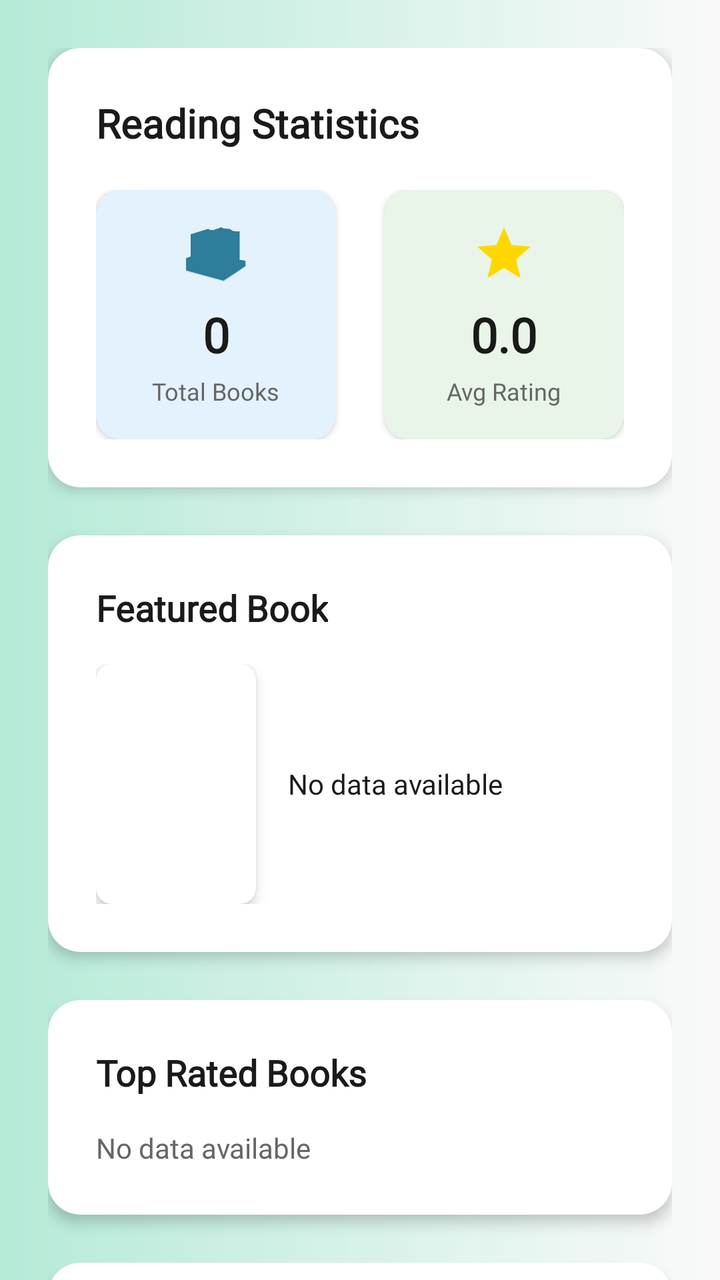
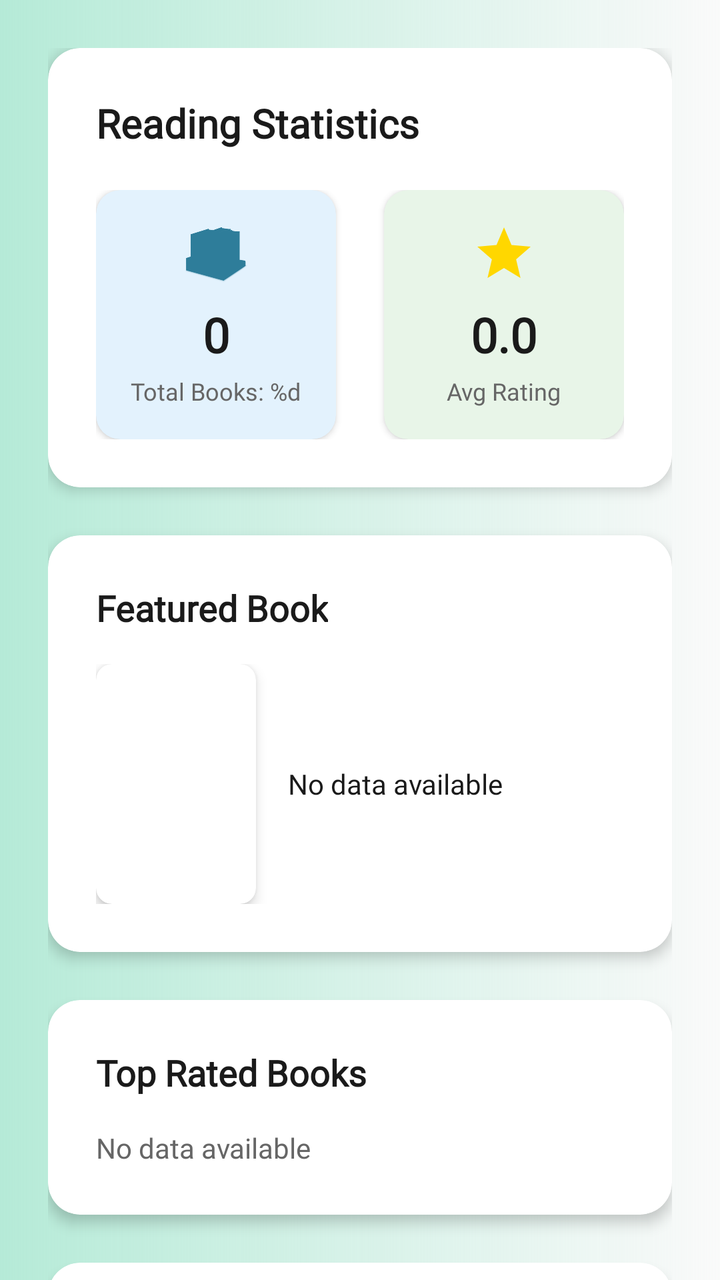

Before-and-after screenshots of an Android layout around one commit, followed by the original layout XML and the change that was made.
<!-- AndroidManifest.xml: application theme Theme.BookClub -->
<!-- res/layout/fragment_statistics.xml -->
<?xml version="1.0" encoding="utf-8"?>
<androidx.coordinatorlayout.widget.CoordinatorLayout
    xmlns:android="http://schemas.android.com/apk/res/android"
    xmlns:app="http://schemas.android.com/apk/res-auto"
    android:layout_width="match_parent"
    android:layout_height="match_parent"
    android:background="@drawable/gradient_background">

        
        <androidx.core.widget.NestedScrollView
            android:layout_width="match_parent"
            android:layout_height="match_parent"
            app:layout_behavior="@string/appbar_scrolling_view_behavior">

                <LinearLayout
                    android:layout_width="match_parent"
                    android:layout_height="wrap_content"
                    android:orientation="vertical"
                    android:padding="24dp">

                        
                        <com.google.android.material.card.MaterialCardView
                            android:layout_width="match_parent"
                            android:layout_height="wrap_content"
                            app:cardCornerRadius="16dp"
                            app:cardElevation="4dp"
                            app:cardBackgroundColor="@color/card_background"
                            android:layout_marginBottom="24dp">

                                <LinearLayout
                                    android:layout_width="match_parent"
                                    android:layout_height="wrap_content"
                                    android:orientation="vertical"
                                    android:padding="24dp">

                                        <TextView
                                            android:layout_width="wrap_content"
                                            android:layout_height="wrap_content"
                                            android:text="Reading Statistics"
                                            android:textColor="@color/text_primary"
                                            android:textSize="20sp"
                                            android:textStyle="bold"
                                            android:fontFamily="@font/roboto_bold"
                                            android:layout_marginBottom="20dp" />

                                        
                                        <LinearLayout
                                            android:layout_width="match_parent"
                                            android:layout_height="wrap_content"
                                            android:orientation="horizontal"
                                            android:weightSum="2">

                                                
                                                <com.google.android.material.card.MaterialCardView
                                                    android:layout_width="0dp"
                                                    android:layout_height="wrap_content"
                                                    android:layout_weight="1"
                                                    android:layout_marginEnd="12dp"
                                                    app:cardCornerRadius="12dp"
                                                    app:cardElevation="2dp"
                                                    app:cardBackgroundColor="@color/primary_light">

                                                        <LinearLayout
                                                            android:layout_width="match_parent"
                                                            android:layout_height="wrap_content"
                                                            android:orientation="vertical"
                                                            android:padding="16dp"
                                                            android:gravity="center">

                                                                <ImageView
                                                                    android:layout_width="32dp"
                                                                    android:layout_height="32dp"
                                                                    android:src="@drawable/book_cover"
                                                                    android:layout_marginBottom="8dp"
                                                                    app:tint="@color/primary_color" />

                                                                <TextView
                                                                    android:id="@+id/totalBooks"
                                                                    android:layout_width="wrap_content"
                                                                    android:layout_height="wrap_content"
                                                                    android:text="0"
                                                                    android:textColor="@color/text_primary"
                                                                    android:textSize="24sp"
                                                                    android:textStyle="bold"
                                                                    android:fontFamily="@font/roboto_bold"
                                                                    android:layout_marginBottom="4dp" />

                                                                <TextView
                                                                    android:layout_width="wrap_content"
                                                                    android:layout_height="wrap_content"
                                                                    android:text="Total Books"
                                                                    android:textColor="@color/text_secondary"
                                                                    android:textSize="12sp"
                                                                    android:fontFamily="@font/roboto_regular" />
                                                        </LinearLayout>
                                                </com.google.android.material.card.MaterialCardView>

                                                
                                                <com.google.android.material.card.MaterialCardView
                                                    android:layout_width="0dp"
                                                    android:layout_height="wrap_content"
                                                    android:layout_weight="1"
                                                    android:layout_marginStart="12dp"
                                                    app:cardCornerRadius="12dp"
                                                    app:cardElevation="2dp"
                                                    app:cardBackgroundColor="@color/success_light">

                                                        <LinearLayout
                                                            android:layout_width="match_parent"
                                                            android:layout_height="wrap_content"
                                                            android:orientation="vertical"
                                                            android:padding="16dp"
                                                            android:gravity="center">

                                                                <ImageView
                                                                    android:layout_width="32dp"
                                                                    android:layout_height="32dp"
                                                                    android:src="@drawable/ic_star"
                                                                    android:layout_marginBottom="8dp"
                                                                    app:tint="@color/book_gold" />

                                                                <TextView
                                                                    android:id="@+id/averageRating"
                                                                    android:layout_width="wrap_content"
                                                                    android:layout_height="wrap_content"
                                                                    android:text="0.0"
                                                                    android:textColor="@color/text_primary"
                                                                    android:textSize="24sp"
                                                                    android:textStyle="bold"
                                                                    android:fontFamily="@font/roboto_bold"
                                                                    android:layout_marginBottom="4dp" />

                                                                <TextView
                                                                    android:layout_width="wrap_content"
                                                                    android:layout_height="wrap_content"
                                                                    android:text="Avg Rating"
                                                                    android:textColor="@color/text_secondary"
                                                                    android:textSize="12sp"
                                                                    android:fontFamily="@font/roboto_regular" />
                                                        </LinearLayout>
                                                </com.google.android.material.card.MaterialCardView>
                                        </LinearLayout>
                                </LinearLayout>
                        </com.google.android.material.card.MaterialCardView>

                        
                        <com.google.android.material.card.MaterialCardView
                            android:layout_width="match_parent"
                            android:layout_height="wrap_content"
                            app:cardCornerRadius="16dp"
                            app:cardElevation="4dp"
                            app:cardBackgroundColor="@color/card_background"
                            android:layout_marginBottom="24dp">

                                <LinearLayout
                                    android:layout_width="match_parent"
                                    android:layout_height="wrap_content"
                                    android:orientation="vertical"
                                    android:padding="24dp">

                                        <TextView
                                            android:layout_width="wrap_content"
                                            android:layout_height="wrap_content"
                                            android:text="Featured Book"
                                            android:textColor="@color/text_primary"
                                            android:textSize="18sp"
                                            android:textStyle="bold"
                                            android:fontFamily="@font/roboto_bold"
                                            android:layout_marginBottom="16dp" />

                                        <LinearLayout
                                            android:layout_width="match_parent"
                                            android:layout_height="wrap_content"
                                            android:orientation="horizontal"
                                            android:gravity="center_vertical">

                                                <com.google.android.material.card.MaterialCardView
                                                    android:layout_width="80dp"
                                                    android:layout_height="120dp"
                                                    android:layout_marginEnd="16dp"
                                                    app:cardCornerRadius="8dp"
                                                    app:cardElevation="4dp">

                                                        <ImageView
                                                            android:id="@+id/bookCover"
                                                            android:layout_width="match_parent"
                                                            android:layout_height="match_parent"
                                                            android:scaleType="centerCrop"
                                                            android:src="@drawable/ic_book_placeholder"
                                                            android:contentDescription="@string/book_cover" />
                                                </com.google.android.material.card.MaterialCardView>

                                                <LinearLayout
                                                    android:layout_width="0dp"
                                                    android:layout_height="wrap_content"
                                                    android:layout_weight="1"
                                                    android:orientation="vertical">

                                                        <TextView
                                                            android:id="@+id/bookOfTheMonthInfo"
                                                            android:layout_width="wrap_content"
                                                            android:layout_height="wrap_content"
                                                            android:text="No data available"
                                                            android:textColor="@color/text_primary"
                                                            android:textSize="14sp"
                                                            android:fontFamily="@font/roboto_regular"
                                                            android:lineSpacingExtra="4dp" />
                                                </LinearLayout>
                                        </LinearLayout>
                                </LinearLayout>
                        </com.google.android.material.card.MaterialCardView>

                        
                        <com.google.android.material.card.MaterialCardView
                            android:layout_width="match_parent"
                            android:layout_height="wrap_content"
                            app:cardCornerRadius="16dp"
                            app:cardElevation="4dp"
                            app:cardBackgroundColor="@color/card_background"
                            android:layout_marginBottom="24dp">

                                <LinearLayout
                                    android:layout_width="match_parent"
                                    android:layout_height="wrap_content"
                                    android:orientation="vertical"
                                    android:padding="24dp">

                                        <TextView
                                            android:layout_width="wrap_content"
                                            android:layout_height="wrap_content"
                                            android:text="Top Rated Books"
                                            android:textColor="@color/text_primary"
                                            android:textSize="18sp"
                                            android:textStyle="bold"
                                            android:fontFamily="@font/roboto_bold"
                                            android:layout_marginBottom="16dp" />

                                        <TextView
                                            android:id="@+id/topRatedBooks"
                                            android:layout_width="wrap_content"
                                            android:layout_height="wrap_content"
                                            android:text="No data available"
                                            android:textColor="@color/text_secondary"
                                            android:textSize="14sp"
                                            android:fontFamily="@font/roboto_regular"
                                            android:lineSpacingExtra="4dp" />
                                </LinearLayout>
                        </com.google.android.material.card.MaterialCardView>

                        
                        <com.google.android.material.card.MaterialCardView
                            android:layout_width="match_parent"
                            android:layout_height="wrap_content"
                            app:cardCornerRadius="16dp"
                            app:cardElevation="4dp"
                            app:cardBackgroundColor="@color/card_background"
                            android:layout_marginBottom="32dp">

                                <LinearLayout
                                    android:layout_width="match_parent"
                                    android:layout_height="wrap_content"
                                    android:orientation="vertical"
                                    android:padding="24dp">

                                        <TextView
                                            android:layout_width="wrap_content"
                                            android:layout_height="wrap_content"
                                            android:text="Ratings Chart"
                                            android:textColor="@color/text_primary"
                                            android:textSize="18sp"
                                            android:textStyle="bold"
                                            android:fontFamily="@font/roboto_bold"
                                            android:layout_marginBottom="16dp" />

                                        <com.github.mikephil.charting.charts.BarChart
                                            android:id="@+id/barChart"
                                            android:layout_width="match_parent"
                                            android:layout_height="300dp"
                                            android:layout_marginTop="8dp" />
                                </LinearLayout>
                        </com.google.android.material.card.MaterialCardView>
                </LinearLayout>
        </androidx.core.widget.NestedScrollView>
</androidx.coordinatorlayout.widget.CoordinatorLayout>
<!-- resources referenced by this layout -->
<resources>
  <color name="book_gold">#FFD700</color>
  <color name="card_background">#FFFFFF</color>
  <color name="primary_color">#2E7D9A</color>
  <color name="primary_light">#E3F2FD</color>
  <color name="success_light">#E8F5E8</color>
  <color name="text_primary">#1A1A1A</color>
  <color name="text_secondary">#666666</color>
  <!-- drawable gradient_background (drawable) -->
  <?xml version="1.0" encoding="utf-8"?>
  <shape xmlns:android="http://schemas.android.com/apk/res/android"
      android:shape="rectangle">
  
      <gradient
          android:startColor="#B5EAD7" /> 
  </shape>
  <!-- drawable ic_book_placeholder (drawable) -->
  <?xml version="1.0" encoding="utf-8"?>
  <selector xmlns:android="http://schemas.android.com/apk/res/android">
  
  </selector>
  <string name="book_cover">Book Cover</string>
  <color name="primary_variant">#1E5F75</color>
  <color name="text_on_primary">#FFFFFF</color>
  <color name="secondary_color">#F4A261</color>
  <color name="secondary_variant">#E76F51</color>
  <color name="error_color">#F44336</color>
  <color name="surface_color">#FFFFFF</color>
  <color name="background_primary">#FAFAFA</color>
  <style name="TextAppearance.BookClub.Headline3" parent="TextAppearance.MaterialComponents.Headline3">
          <item name="fontFamily">@font/roboto_bold</item>
          <item name="android:textColor">@color/text_primary</item>
          <item name="android:textSize">48sp</item>
      </style>
  <style name="TextAppearance.BookClub.Headline4" parent="TextAppearance.MaterialComponents.Headline4">
          <item name="fontFamily">@font/roboto_bold</item>
          <item name="android:textColor">@color/text_primary</item>
          <item name="android:textSize">34sp</item>
      </style>
  <style name="TextAppearance.BookClub.Headline5" parent="TextAppearance.MaterialComponents.Headline5">
          <item name="fontFamily">@font/roboto_bold</item>
          <item name="android:textColor">@color/text_primary</item>
          <item name="android:textSize">24sp</item>
      </style>
  <style name="TextAppearance.BookClub.Headline6" parent="TextAppearance.MaterialComponents.Headline6">
          <item name="fontFamily">@font/roboto_bold</item>
          <item name="android:textColor">@color/text_primary</item>
          <item name="android:textSize">20sp</item>
      </style>
  <style name="TextAppearance.BookClub.Body1" parent="TextAppearance.MaterialComponents.Body1">
          <item name="fontFamily">@font/roboto_regular</item>
          <item name="android:textColor">@color/text_primary</item>
          <item name="android:textSize">16sp</item>
      </style>
  <style name="TextAppearance.BookClub.Body2" parent="TextAppearance.MaterialComponents.Body2">
          <item name="fontFamily">@font/roboto_regular</item>
          <item name="android:textColor">@color/text_secondary</item>
          <item name="android:textSize">14sp</item>
      </style>
  <style name="ShapeAppearance.BookClub.SmallComponent" parent="ShapeAppearance.MaterialComponents.SmallComponent">
          <item name="cornerFamily">rounded</item>
          <item name="cornerSize">8dp</item>
      </style>
  <style name="ShapeAppearance.BookClub.MediumComponent" parent="ShapeAppearance.MaterialComponents.MediumComponent">
          <item name="cornerFamily">rounded</item>
          <item name="cornerSize">12dp</item>
      </style>
  <style name="ShapeAppearance.BookClub.LargeComponent" parent="ShapeAppearance.MaterialComponents.LargeComponent">
          <item name="cornerFamily">rounded</item>
          <item name="cornerSize">16dp</item>
      </style>
  <!-- unchanged entries left out for length: 5 -->
</resources>

<!-- the commit's change to res/layout/fragment_statistics.xml (unified diff, before → after) -->
@@ -36,7 +36,7 @@
                                         <TextView
                                             android:layout_width="wrap_content"
                                             android:layout_height="wrap_content"
-                                            android:text="Reading Statistics"
+                                            android:text="@string/reading_statistics"
                                             android:textColor="@color/text_primary"
                                             android:textSize="20sp"
                                             android:textStyle="bold"
@@ -78,7 +78,7 @@
                                                                     android:id="@+id/totalBooks"
                                                                     android:layout_width="wrap_content"
                                                                     android:layout_height="wrap_content"
-                                                                    android:text="0"
+                                                                    android:text="@string/_0"
                                                                     android:textColor="@color/text_primary"
                                                                     android:textSize="24sp"
                                                                     android:textStyle="bold"
@@ -88,7 +88,7 @@
                                                                 <TextView
                                                                     android:layout_width="wrap_content"
                                                                     android:layout_height="wrap_content"
-                                                                    android:text="Total Books"
+                                                                    android:text="@string/total_books"
                                                                     android:textColor="@color/text_secondary"
                                                                     android:textSize="12sp"
                                                                     android:fontFamily="@font/roboto_regular" />
@@ -123,7 +123,7 @@
                                                                     android:id="@+id/averageRating"
                                                                     android:layout_width="wrap_content"
                                                                     android:layout_height="wrap_content"
-                                                                    android:text="0.0"
+                                                                    android:text="@string/_0_0"
                                                                     android:textColor="@color/text_primary"
                                                                     android:textSize="24sp"
                                                                     android:textStyle="bold"
@@ -133,7 +133,7 @@
                                                                 <TextView
                                                                     android:layout_width="wrap_content"
                                                                     android:layout_height="wrap_content"
-                                                                    android:text="Avg Rating"
+                                                                    android:text="@string/avg_rating"
                                                                     android:textColor="@color/text_secondary"
                                                                     android:textSize="12sp"
                                                                     android:fontFamily="@font/roboto_regular" />
@@ -161,7 +161,7 @@
                                         <TextView
                                             android:layout_width="wrap_content"
                                             android:layout_height="wrap_content"
-                                            android:text="Featured Book"
+                                            android:text="@string/featured_book"
                                             android:textColor="@color/text_primary"
                                             android:textSize="18sp"
                                             android:textStyle="bold"
@@ -200,7 +200,7 @@
                                                             android:id="@+id/bookOfTheMonthInfo"
                                                             android:layout_width="wrap_content"
                                                             android:layout_height="wrap_content"
-                                                            android:text="No data available"
+                                                            android:text="@string/no_data_available"
                                                             android:textColor="@color/text_primary"
                                                             android:textSize="14sp"
                                                             android:fontFamily="@font/roboto_regular"
@@ -228,7 +228,7 @@
                                         <TextView
                                             android:layout_width="wrap_content"
                                             android:layout_height="wrap_content"
-                                            android:text="Top Rated Books"
+                                            android:text="@string/top_rated_books"
                                             android:textColor="@color/text_primary"
                                             android:textSize="18sp"
                                             android:textStyle="bold"
@@ -239,7 +239,7 @@
                                             android:id="@+id/topRatedBooks"
                                             android:layout_width="wrap_content"
                                             android:layout_height="wrap_content"
-                                            android:text="No data available"
+                                            android:text="@string/no_data_available"
                                             android:textColor="@color/text_secondary"
                                             android:textSize="14sp"
                                             android:fontFamily="@font/roboto_regular"
@@ -265,7 +265,7 @@
                                         <TextView
                                             android:layout_width="wrap_content"
                                             android:layout_height="wrap_content"
-                                            android:text="Ratings Chart"
+                                            android:text="@string/ratings_chart"
                                             android:textColor="@color/text_primary"
                                             android:textSize="18sp"
                                             android:textStyle="bold"
<!-- resource entries referenced after the edit -->
@@ -20,7 +20,16 @@
   <selector xmlns:android="http://schemas.android.com/apk/res/android">
   
   </selector>
+  <string name="_0">0</string>
+  <string name="_0_0">0.0</string>
+  <string name="avg_rating">Avg Rating</string>
   <string name="book_cover">Book Cover</string>
+  <string name="featured_book">Featured Book</string>
+  <string name="no_data_available">No data available</string>
+  <string name="ratings_chart">Ratings Chart</string>
+  <string name="reading_statistics">Reading Statistics</string>
+  <string name="top_rated_books">Top Rated Books</string>
+  <string name="total_books">Total Books: %d</string>
   <color name="primary_variant">#1E5F75</color>
   <color name="text_on_primary">#FFFFFF</color>
   <color name="secondary_color">#F4A261</color>
